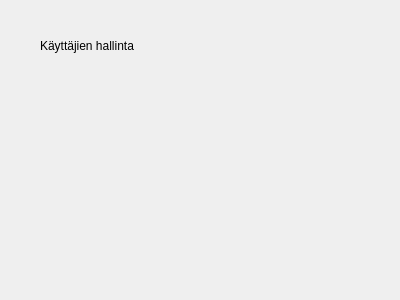
The window that ui/users/user.ui (t3vato00/projekti1) describes before a commit, drawn with Qt 5.
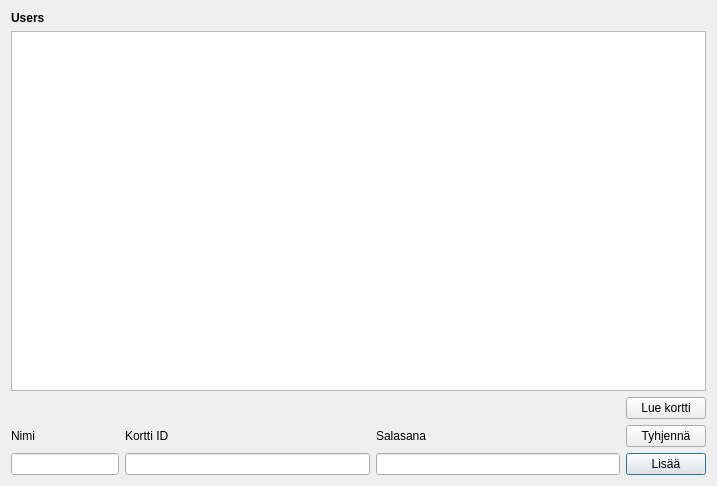
The same window after the commit.

The edit to the form file:
```diff
--- a/ui/users/user.ui
+++ b/ui/users/user.ui
@@ -6,26 +6,100 @@
    <rect>
     <x>0</x>
     <y>0</y>
-    <width>400</width>
-    <height>300</height>
+    <width>717</width>
+    <height>486</height>
    </rect>
   </property>
+  <property name="sizePolicy">
+   <sizepolicy hsizetype="Preferred" vsizetype="Preferred">
+    <horstretch>100</horstretch>
+    <verstretch>100</verstretch>
+   </sizepolicy>
+  </property>
   <property name="windowTitle">
    <string>Dialog</string>
   </property>
-  <widget class="QLabel" name="label">
-   <property name="geometry">
-    <rect>
-     <x>40</x>
-     <y>30</y>
-     <width>121</width>
-     <height>31</height>
-    </rect>
-   </property>
-   <property name="text">
-    <string>Käyttäjien hallinta</string>
-   </property>
-  </widget>
+  <layout class="QGridLayout" name="gridLayout">
+   <item row="5" column="4">
+    <widget class="QLineEdit" name="linePass"/>
+   </item>
+   <item row="5" column="0" colspan="3">
+    <widget class="QLineEdit" name="lineName"/>
+   </item>
+   <item row="3" column="4">
+    <widget class="QLabel" name="label_4">
+     <property name="text">
+      <string>Salasana</string>
+     </property>
+    </widget>
+   </item>
+   <item row="3" column="3">
+    <widget class="QLabel" name="label_3">
+     <property name="text">
+      <string>Kortti ID</string>
+     </property>
+    </widget>
+   </item>
+   <item row="1" column="0" colspan="6">
+    <widget class="QTableWidget" name="userView"/>
+   </item>
+   <item row="3" column="0">
+    <widget class="QLabel" name="label_2">
+     <property name="text">
+      <string>Nimi</string>
+     </property>
+    </widget>
+   </item>
+   <item row="5" column="3">
+    <widget class="QLineEdit" name="lineID"/>
+   </item>
+   <item row="5" column="5">
+    <widget class="QPushButton" name="add_user">
+     <property name="sizePolicy">
+      <sizepolicy hsizetype="Minimum" vsizetype="Minimum">
+       <horstretch>0</horstretch>
+       <verstretch>0</verstretch>
+      </sizepolicy>
+     </property>
+     <property name="text">
+      <string>Lisää</string>
+     </property>
+    </widget>
+   </item>
+   <item row="3" column="5">
+    <widget class="QPushButton" name="clear">
+     <property name="sizePolicy">
+      <sizepolicy hsizetype="Minimum" vsizetype="Minimum">
+       <horstretch>0</horstretch>
+       <verstretch>0</verstretch>
+      </sizepolicy>
+     </property>
+     <property name="text">
+      <string>Tyhjennä</string>
+     </property>
+    </widget>
+   </item>
+   <item row="0" column="0">
+    <widget class="QLabel" name="label">
+     <property name="font">
+      <font>
+       <weight>75</weight>
+       <bold>true</bold>
+      </font>
+     </property>
+     <property name="text">
+      <string>Users</string>
+     </property>
+    </widget>
+   </item>
+   <item row="2" column="5">
+    <widget class="QPushButton" name="pushButton">
+     <property name="text">
+      <string>Lue kortti</string>
+     </property>
+    </widget>
+   </item>
+  </layout>
  </widget>
  <resources/>
  <connections/>
```
